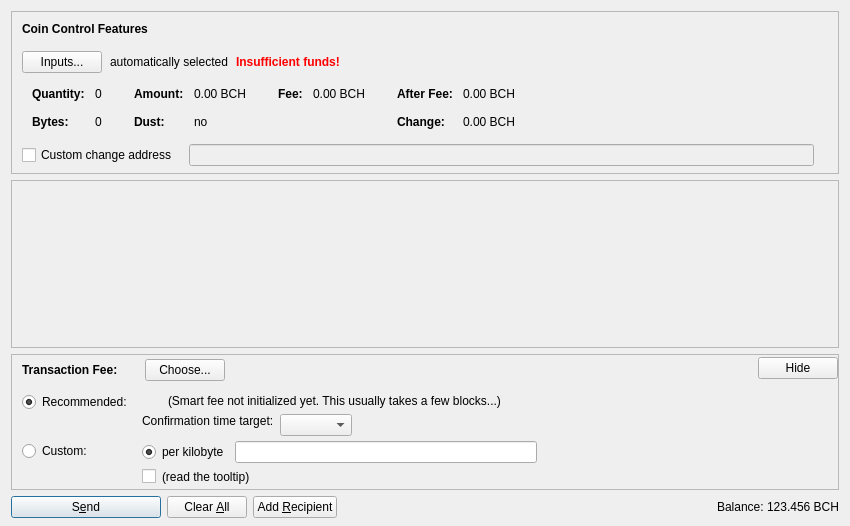
Old version of the form src/qt/forms/sendcoinsdialog.ui in the repository Bitcoin-ABC/bitcoin-abc.
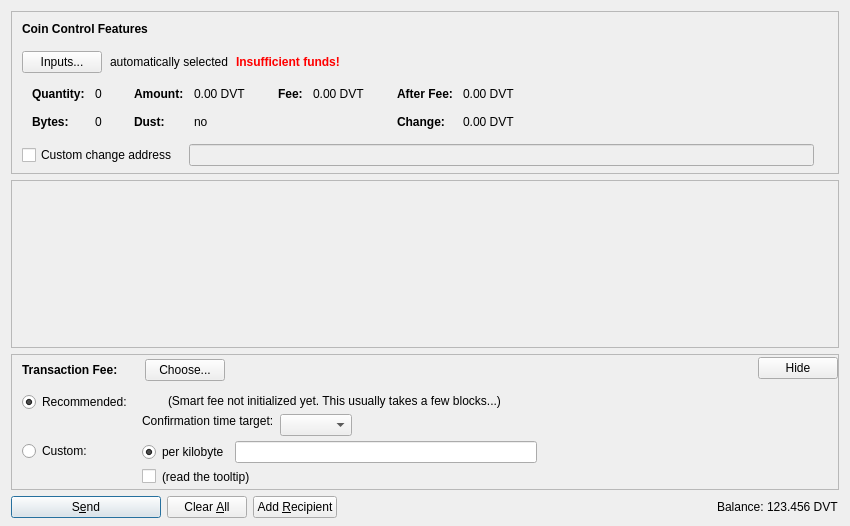
New version of the form. Icons and pictures are not drawn. Custom widgets are drawn as their Qt base class.

What changed in the file:
```diff
--- a/src/qt/forms/sendcoinsdialog.ui
+++ b/src/qt/forms/sendcoinsdialog.ui
@@ -324,7 +324,7 @@
                   <enum>Qt::ActionsContextMenu</enum>
                  </property>
                  <property name="text">
-                  <string notr="true">0.00 BCH</string>
+                  <string notr="true">0.00 DVT</string>
                  </property>
                  <property name="textInteractionFlags">
                   <set>Qt::LinksAccessibleByMouse|Qt::TextSelectableByKeyboard|Qt::TextSelectableByMouse</set>
@@ -404,7 +404,7 @@
                   <enum>Qt::ActionsContextMenu</enum>
                  </property>
                  <property name="text">
-                  <string notr="true">0.00 BCH</string>
+                  <string notr="true">0.00 DVT</string>
                  </property>
                  <property name="textInteractionFlags">
                   <set>Qt::LinksAccessibleByMouse|Qt::TextSelectableByKeyboard|Qt::TextSelectableByMouse</set>
@@ -455,7 +455,7 @@
                   <enum>Qt::ActionsContextMenu</enum>
                  </property>
                  <property name="text">
-                  <string notr="true">0.00 BCH</string>
+                  <string notr="true">0.00 DVT</string>
                  </property>
                  <property name="textInteractionFlags">
                   <set>Qt::LinksAccessibleByMouse|Qt::TextSelectableByKeyboard|Qt::TextSelectableByMouse</set>
@@ -484,7 +484,7 @@
                   <enum>Qt::ActionsContextMenu</enum>
                  </property>
                  <property name="text">
-                  <string notr="true">0.00 BCH</string>
+                  <string notr="true">0.00 DVT</string>
                  </property>
                  <property name="textInteractionFlags">
                   <set>Qt::LinksAccessibleByMouse|Qt::TextSelectableByKeyboard|Qt::TextSelectableByMouse</set>
@@ -1221,7 +1221,7 @@
           <cursorShape>IBeamCursor</cursorShape>
          </property>
          <property name="text">
-          <string notr="true">123.456 BCH</string>
+          <string notr="true">123.456 DVT</string>
          </property>
          <property name="textInteractionFlags">
           <set>Qt::LinksAccessibleByMouse|Qt::TextSelectableByKeyboard|Qt::TextSelectableByMouse</set>
```
